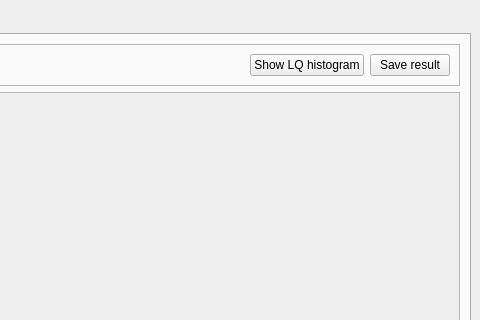
This is qt_ui/mainUI.ui in JiaaZe/Enface-giantin-project as Qt 5 draws it before an edit; both pictures show x 632 to 1112 and y 0 to 320 of the 1112 by 759 pixel window. The edited form follows.
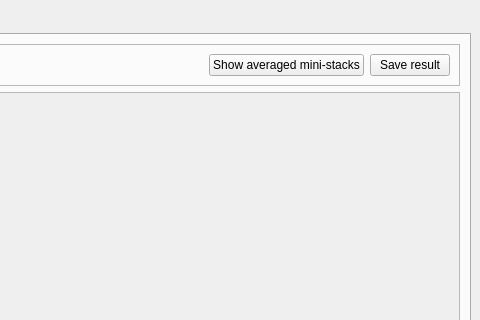
This is the edited form. The open tabs and pages were chosen to show the change.

Diff of the .ui file:
```diff
--- a/qt_ui/mainUI.ui
+++ b/qt_ui/mainUI.ui
@@ -871,7 +871,7 @@
            <item>
             <widget class="QPushButton" name="btn_show_result">
              <property name="text">
-              <string>Show LQ histogram</string>
+              <string>Show averaged mini-stacks</string>
              </property>
             </widget>
            </item>
```
Left out of the diff: 2 changed lines with no effect on the pictures.
